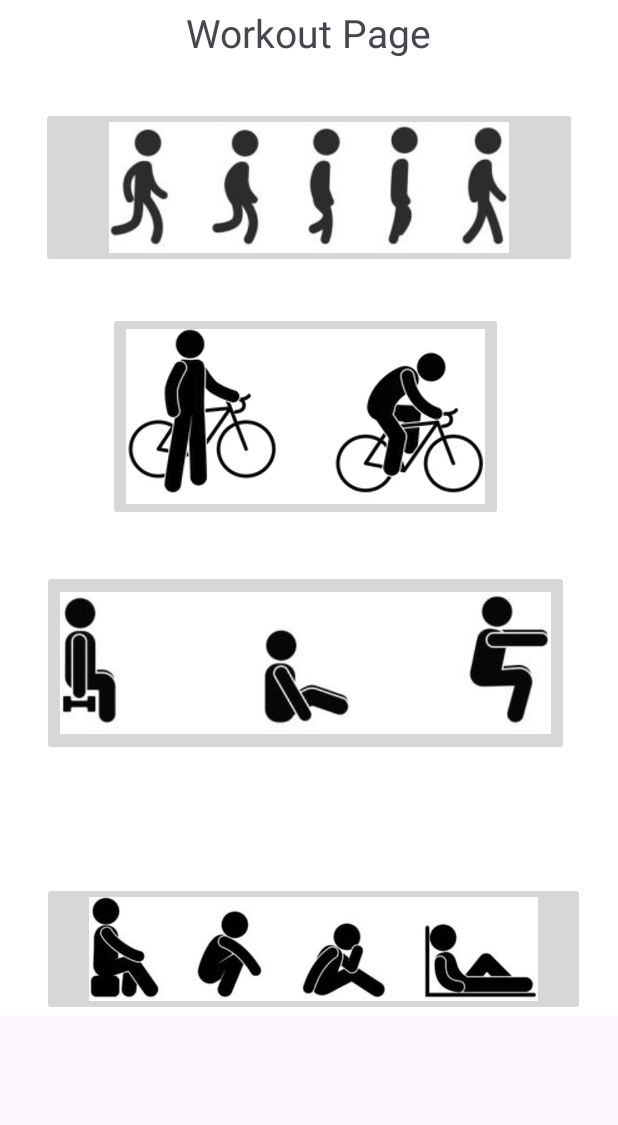
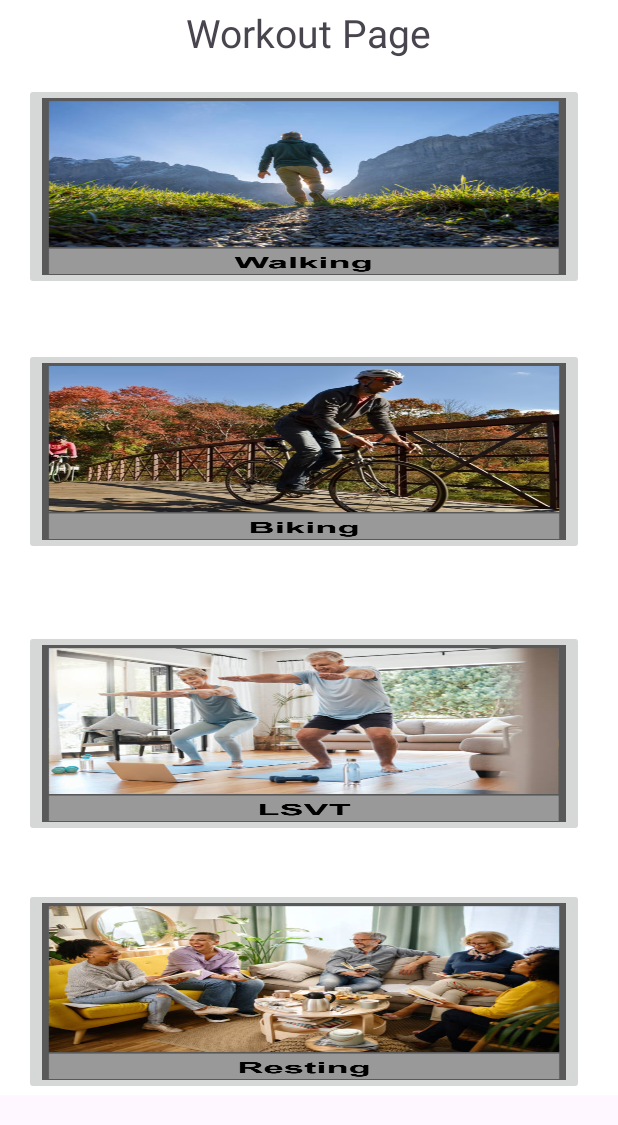
Before and after one commit to joshuata11/ParkinsonsPersonalTrainerApp, an Android app: the fragment Workout shown on its own in the app's theme, on a phone screen of 412 x 824 dp. Shown: the top 1125 px of the screen. Run offline under Robolectric (Android 15) with nearby library versions, the phone set to English and light mode, and no system bars.

Commit message:
Added sample buttons on workout page

```diff
--- a/app/src/main/java/com/example/ppt/Workout.kt
+++ b/app/src/main/java/com/example/ppt/Workout.kt
@@ -49,7 +49,7 @@ class Workout : Fragment() {
 
         val lsvtbtn = view.findViewById<ImageButton>(R.id.LSVTBtn)
 
-        val restingbtn = view.findViewById<ImageButton>(R.id.RestingBtn)
+        val restingbtn = view.findViewById<ImageButton>(R.id.restingbtn)
 
         val scrollingFragment = ScrollingFragment()
 
--- a/app/src/main/res/layout/fragment_workout.xml
+++ b/app/src/main/res/layout/fragment_workout.xml
@@ -27,45 +27,45 @@
 
         <ImageButton
             android:id="@+id/Walkingbtn"
-        android:layout_width="357dp"
-        android:layout_height="107dp"
-        android:layout_marginStart="27dp"
-        android:layout_marginTop="32dp"
-        android:src="@drawable/walking"
-        android:scaleType="fitCenter"
+            android:layout_width="373dp"
+            android:layout_height="138dp"
+            android:layout_marginStart="16dp"
+            android:layout_marginTop="16dp"
+            android:scaleType="fitXY"
+            android:src="@drawable/walkingbutton"
             app:layout_constraintStart_toStartOf="parent"
             app:layout_constraintTop_toBottomOf="@+id/textView4" />
 
         <ImageButton
-        android:id="@+id/BikingBtn"
-        android:layout_width="351dp"
-        android:layout_height="124dp"
-        android:layout_marginStart="28dp"
-        android:layout_marginTop="380dp"
-        android:src="@drawable/lsvt"
-        android:scaleType="fitCenter"
+            android:id="@+id/LSVTBtn"
+            android:layout_width="373dp"
+            android:layout_height="138dp"
+            android:layout_marginStart="16dp"
+            android:layout_marginTop="420dp"
+            android:scaleType="fitXY"
+            android:src="@drawable/lsvtbutton"
             app:layout_constraintStart_toStartOf="parent"
             app:layout_constraintTop_toTopOf="parent" />
 
         <ImageButton
-        android:id="@+id/LSVTBtn"
-        android:layout_width="362dp"
-        android:layout_height="89dp"
-        android:layout_marginStart="28dp"
-        android:layout_marginTop="588dp"
-        android:src="@drawable/resting"
-        android:scaleType="fitCenter"
+            android:id="@+id/restingbtn"
+            android:layout_width="373dp"
+            android:layout_height="138dp"
+            android:layout_marginStart="16dp"
+            android:layout_marginTop="592dp"
+            android:scaleType="fitXY"
+            android:src="@drawable/restingbutton"
             app:layout_constraintStart_toStartOf="parent"
             app:layout_constraintTop_toTopOf="parent" />
 
         <ImageButton
-        android:id="@+id/RestingBtn"
-        android:layout_width="263dp"
-        android:layout_height="139dp"
-        android:layout_marginStart="72dp"
-        android:layout_marginTop="208dp"
-        android:src="@drawable/biking2"
-        android:scaleType="fitCenter"
+            android:id="@+id/BikingBtn"
+            android:layout_width="373dp"
+            android:layout_height="138dp"
+            android:layout_marginStart="16dp"
+            android:layout_marginTop="232dp"
+            android:scaleType="fitXY"
+            android:src="@drawable/bikingbutton"
             app:layout_constraintStart_toStartOf="parent"
             app:layout_constraintTop_toTopOf="parent" />
 
```
Also changed, not shown: app/src/main/res/drawable/bikingbutton.png (added), app/src/main/res/drawable/lsvtbutton.png (added), app/src/main/res/drawable/restingbutton.png (added), app/src/main/res/drawable/walkingbutton.png (added). Lines whose indentation alone changed are shown as unchanged.
